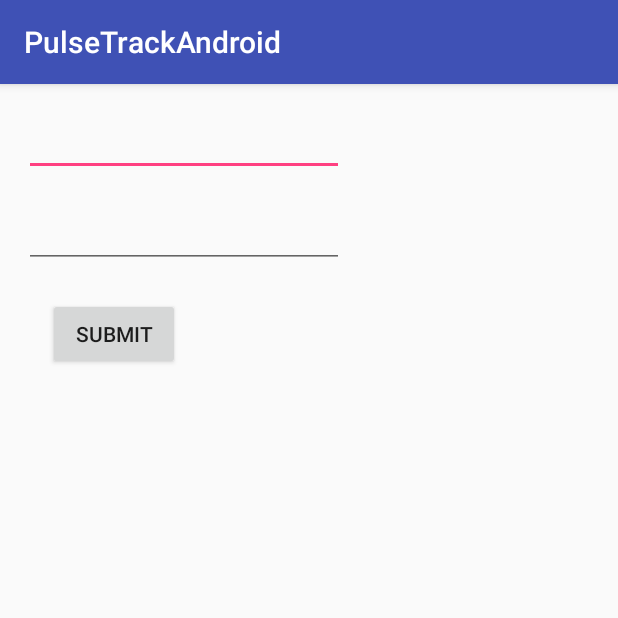
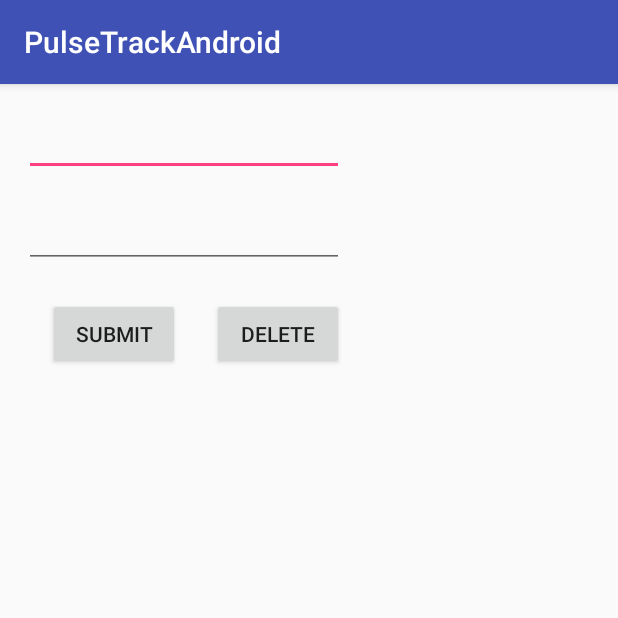
Before and after one commit to danielacraciun/PulseTrack, an Android app: the PulseLogDetail screen opened directly, with no data from a screen before it, on a phone screen of 412 x 824 dp, the top half of it. Run offline under Robolectric (Android 15) with nearby library versions, the phone set to English and light mode, and no system bars; 1 statement that could not run was skipped.

Commit message:
Delete and time inserting

```diff
--- a/PulseTrackAndroid/app/src/main/res/layout/activity_main.xml
+++ b/PulseTrackAndroid/app/src/main/res/layout/activity_main.xml
@@ -23,7 +23,8 @@
         android:layout_height="match_parent"
         android:id="@+id/listView"
         android:layout_alignParentStart="true"
-        android:layout_below="@+id/textView" />
+        android:layout_below="@+id/textView"
+        />
 
     <Button
         android:text="Log pulse"
--- a/PulseTrackAndroid/app/src/main/res/layout/activity_pulse_log_detail.xml
+++ b/PulseTrackAndroid/app/src/main/res/layout/activity_pulse_log_detail.xml
@@ -38,5 +38,16 @@
         android:layout_below="@+id/editFeeling"
         android:layout_alignParentStart="true"
         android:layout_marginStart="16dp"
-        android:onClick="updateLog" />
+        android:onClick="updateLog"
+        tools:text="@string/button_edit" />
+
+    <Button
+        android:text="@string/button_delete"
+        android:layout_width="wrap_content"
+        android:layout_height="wrap_content"
+        android:layout_alignBottom="@+id/submitEdit"
+        android:layout_alignEnd="@+id/editFeeling"
+        android:id="@+id/submitDelete"
+        tools:text="@string/button_delete"
+        android:onClick="removeLog" />
 </RelativeLayout>
--- a/PulseTrackAndroid/app/src/main/res/values/colors.xml
+++ b/PulseTrackAndroid/app/src/main/res/values/colors.xml
@@ -2,5 +2,5 @@
 <resources>
     <color name="colorPrimary">#3F51B5</color>
     <color name="colorPrimaryDark">#303F9F</color>
-    <color name="colorAccent">#FF4081</color>
+    <color name="colorAccent">#ff4081</color>
 </resources>
--- a/PulseTrackAndroid/app/src/main/res/values/strings.xml
+++ b/PulseTrackAndroid/app/src/main/res/values/strings.xml
@@ -5,4 +5,6 @@
     <string name="feeling_message">How are you feeling?</string>
     <string name="button_send">SUBMIT</string>
     <string name="pulse_log">PULSE LOG</string>
+    <string name="button_edit">EDIT</string>
+    <string name="button_delete">DELETE</string>
 </resources>
```
Also changed, not shown: PulseTrackAndroid/app/src/main/java/com/example/dana/pulsetrackandroid/MainActivity.java (+30 -11 lines), PulseTrackAndroid/app/src/main/java/com/example/dana/pulsetrackandroid/PulseLog.java (+7 -6 lines), PulseTrackAndroid/app/src/main/java/com/example/dana/pulsetrackandroid/PulseLogDetail.java (+12 -0 lines), PulseTrackAndroid/app/src/main/java/com/example/dana/pulsetrackandroid/utils/Convertors.java (added, +9 -0 lines).
